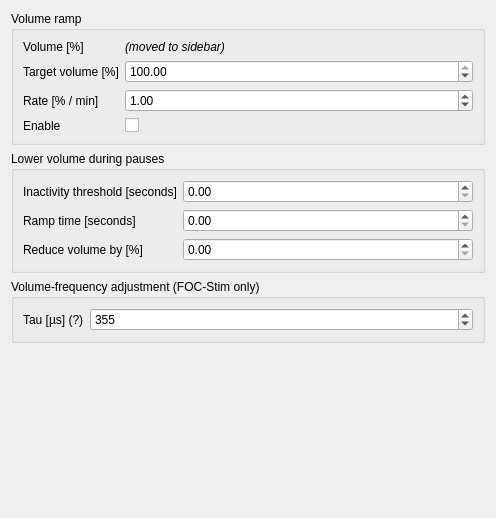
This is designer/volumecontrolwidget.ui in diglet48/restim as Qt 5 draws it before an edit. The edited form follows.
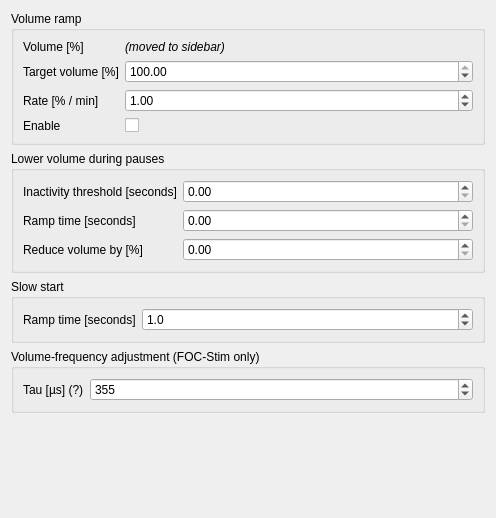
This is the edited form.

Commit message: Implement volume ramp on play start ('slow start')

```diff
--- a/designer/volumecontrolwidget.ui
+++ b/designer/volumecontrolwidget.ui
@@ -151,6 +151,38 @@
      </layout>
     </widget>
    </item>
+   <item>
+    <widget class="QGroupBox" name="groupBox_4">
+     <property name="title">
+      <string>Slow start</string>
+     </property>
+     <layout class="QFormLayout" name="formLayout_4">
+      <item row="0" column="0">
+       <widget class="QLabel" name="label_7">
+        <property name="text">
+         <string>Ramp time [seconds]</string>
+        </property>
+       </widget>
+      </item>
+      <item row="0" column="1">
+       <widget class="QDoubleSpinBox" name="doubleSpinBox_slow_start">
+        <property name="decimals">
+         <number>1</number>
+        </property>
+        <property name="maximum">
+         <double>100.000000000000000</double>
+        </property>
+        <property name="singleStep">
+         <double>0.100000000000000</double>
+        </property>
+        <property name="value">
+         <double>1.000000000000000</double>
+        </property>
+       </widget>
+      </item>
+     </layout>
+    </widget>
+   </item>
    <item>
     <widget class="QGroupBox" name="groupBox_3">
      <property name="title">
```
Left out of the diff: 2 changed lines with no effect on the pictures. The commit also changes 5 other files.
